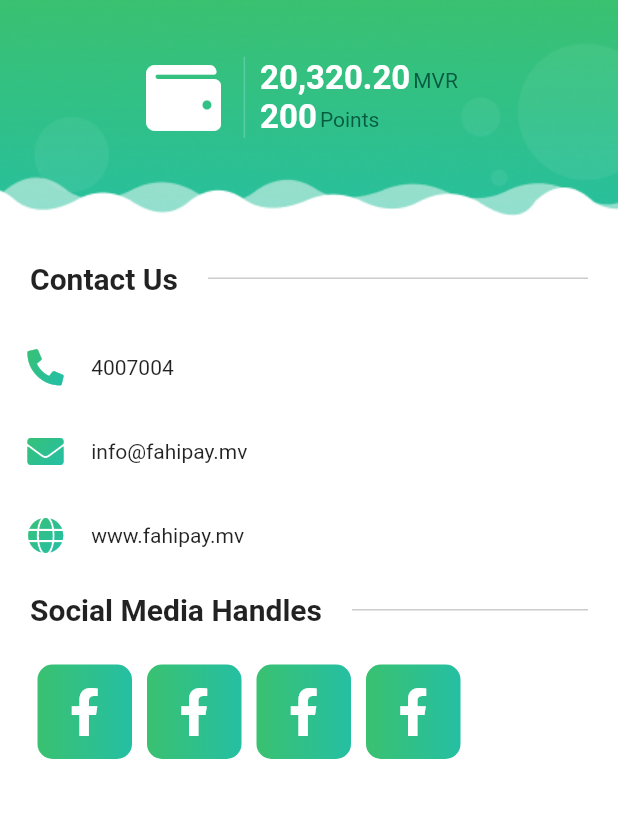
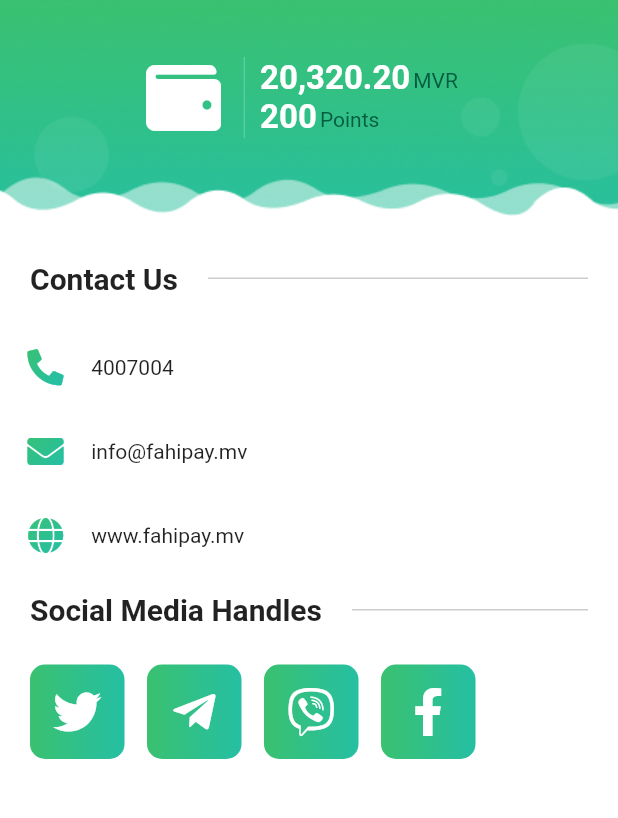
Before and after one commit to Usagi88/multi-service-flutter-application, a Flutter app: the ContactUsView screen opened by its route, on a phone screen of 412 x 824 dp, the part 84-902 px from its top. Run offline on Flutter 3.47's test engine with Material 2 defaults, Android fonts, the light colour scheme and no system bars; our stand-ins replace dotted_border, flutter_svg, font_awesome_flutter; missing offline and left inert: circle_flags, circle_list; accounts and stored records are empty; generated files the repository leaves out were written again.

Commit message:
contact us view change

```diff
--- a/lib/views/contact_us_view.dart
+++ b/lib/views/contact_us_view.dart
@@ -322,7 +322,39 @@ class _ContactUsViewState extends State<ContactUsView> with TickerProviderStateM
                 padding: const EdgeInsets.symmetric(horizontal: 20.0),
                 child: Row(
                   children:[
-                    ..._buildListItems()
+                    ScaleTransition(
+                      scale: _tween.animate(CurvedAnimation(parent: _animationController, curve: Curves.easeInOutBack)),
+                      child: SocialMediaButton(
+                        socialMediaIcon: FontAwesomeIcons.twitter,
+                      ),
+                    ),
+                    SizedBox(
+                      width: 15,
+                    ),
+                    ScaleTransition(
+                      scale: _tween.animate(CurvedAnimation(parent: _animationController, curve: Curves.easeInOutBack)),
+                      child: SocialMediaButton(
+                        socialMediaIcon: FontAwesomeIcons.telegramPlane,
+                      ),
+                    ),
+                    SizedBox(
+                      width: 15,
+                    ),
+                    ScaleTransition(
+                      scale: _tween.animate(CurvedAnimation(parent: _animationController, curve: Curves.easeInOutBack)),
+                      child: SocialMediaButton(
+                        socialMediaIcon: FontAwesomeIcons.viber,
+                      ),
+                    ),
+                    SizedBox(
+                      width: 15,
+                    ),
+                    ScaleTransition(
+                      scale: _tween.animate(CurvedAnimation(parent: _animationController, curve: Curves.easeInOutBack)),
+                      child: SocialMediaButton(
+                        socialMediaIcon: FontAwesomeIcons.facebookF,
+                      ),
+                    )
                   ],
                 ),
               ),
@@ -336,6 +368,8 @@ class _ContactUsViewState extends State<ContactUsView> with TickerProviderStateM
     );
   }
 
+}
+  /*
   List<Widget> _buildListItems() {
     final listItems = <Widget>[];
     for (var i = 0; i < 4; ++i) {
@@ -367,4 +401,5 @@ class _ContactUsViewState extends State<ContactUsView> with TickerProviderStateM
     }
     return listItems;
   }
-}
+
+*/
```
